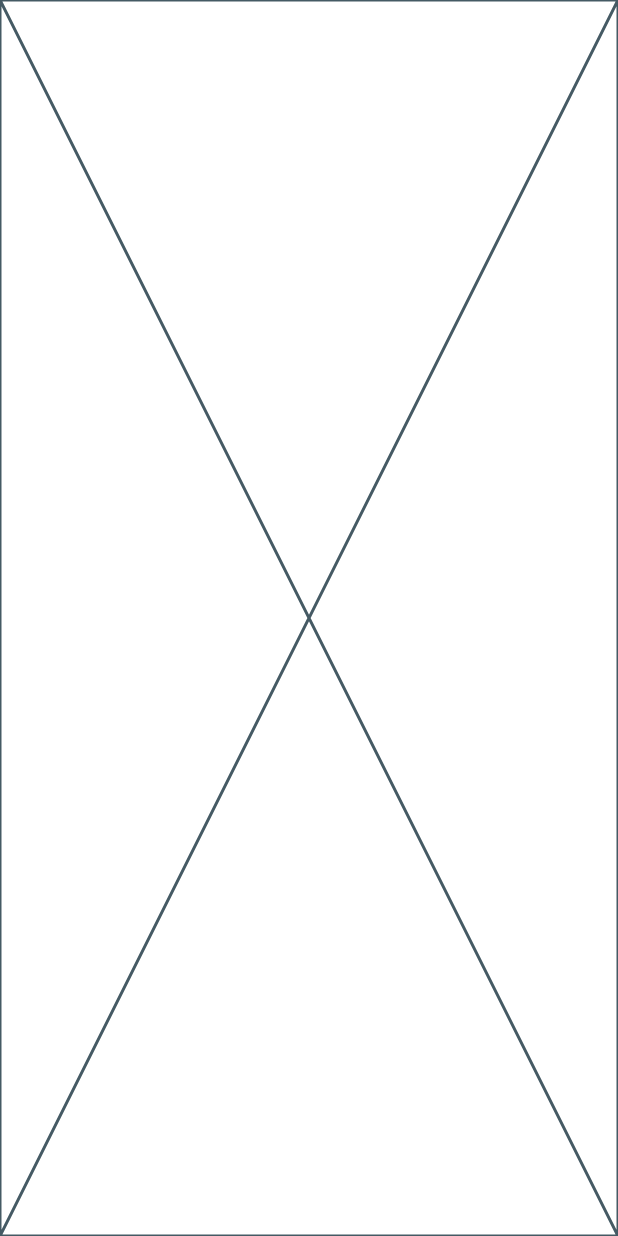
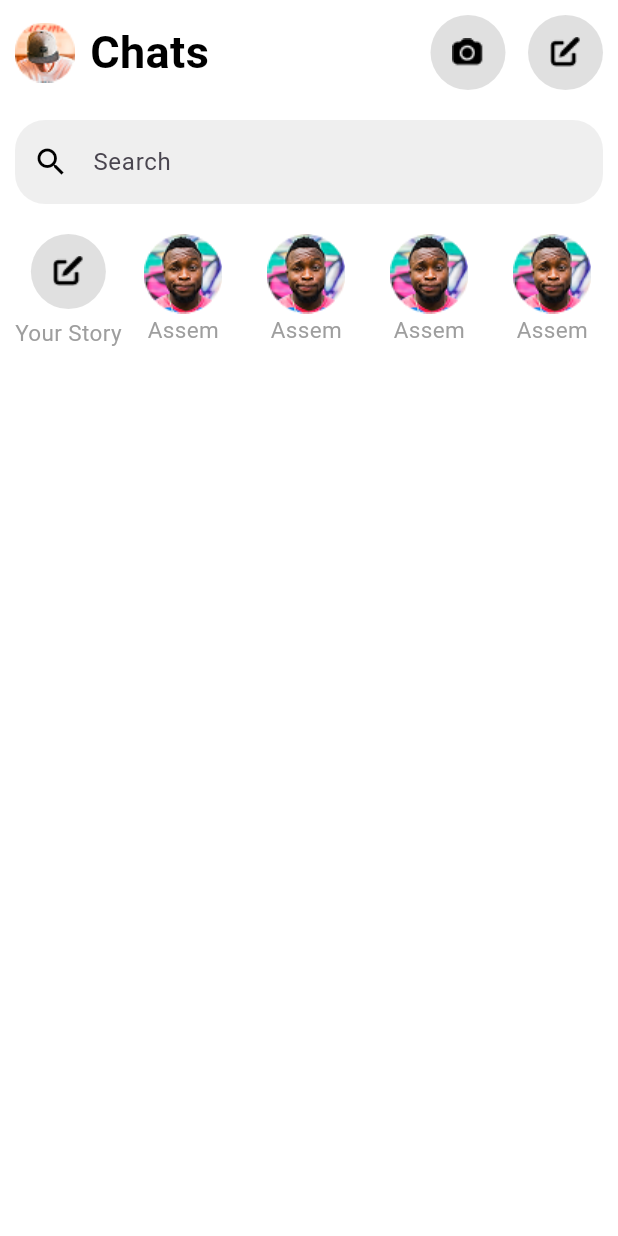
Before and after one commit to abdelhamiddsalah/messangerapp, a Flutter app: the screen it shows after launch, on a phone screen of 412 x 824 dp. Run offline on Flutter 3.47's test engine with Material 3 defaults, Android fonts, the phone set to English and light mode, and no system bars; our stand-ins replace bloc, equatable.

Commit message:
change in chats feature ui

```diff
--- a/lib/constants/images.dart
+++ b/lib/constants/images.dart
@@ -2,7 +2,19 @@
 class Assets {
   Assets._();
 
+  /// Assets for imagesCameraicon
+  /// assets/images/cameraicon.png
+  static const String imagesCameraicon = "assets/images/cameraicon.png";
+
   /// Assets for imagesOne
   /// assets/images/one.png
   static const String imagesOne = "assets/images/one.png";
+
+  /// Assets for imagesProfilepicture
+  /// assets/images/profilepicture.png
+  static const String imagesProfilepicture = "assets/images/profilepicture.png";
+
+  /// Assets for imagesWriteicon
+  /// assets/images/writeicon.png
+  static const String imagesWriteicon = "assets/images/writeicon.png";
 }
--- /dev/null
+++ b/lib/core/styles/texts_styles.dart
@@ -0,0 +1,9 @@
+import 'package:flutter/material.dart';
+
+class TextsStyles {
+  static const titleStyle = TextStyle(
+    fontSize: 30,
+    fontWeight: FontWeight.bold,
+    color: Colors.black,
+  );
+}
--- a/lib/features/chats/presentation/widgets/chats_view_body.dart
+++ b/lib/features/chats/presentation/widgets/chats_view_body.dart
@@ -1,10 +1,29 @@
 import 'package:flutter/material.dart';
+import 'package:messangerapp/features/chats/presentation/widgets/custom_appbar.dart';
+import 'package:messangerapp/features/chats/presentation/widgets/horizentol_listview_inchats.dart';
+import 'package:messangerapp/features/chats/presentation/widgets/textformfield_search.dart';
 
 class ChatsViewBody extends StatelessWidget {
   const ChatsViewBody({super.key});
 
   @override
   Widget build(BuildContext context) {
-    return const Placeholder();
+    return const Scaffold(
+      backgroundColor: Colors.white,
+      body: SafeArea(
+        child: Padding(
+          padding: EdgeInsets.symmetric(horizontal: 10, vertical: 10),
+          child: Column(
+            children: [
+              CustomAppbar(),
+              SizedBox(height: 20),
+              TextformfieldSearch(),
+              SizedBox(height: 20),
+              HorizentolListviewInChats(),
+            ],
+          ),
+        ),
+      ),
+    );
   }
 }
--- /dev/null
+++ b/lib/features/chats/presentation/widgets/custom_appbar.dart
@@ -0,0 +1,55 @@
+import 'package:flutter/material.dart';
+import 'package:messangerapp/constants/images.dart';
+import 'package:messangerapp/core/styles/texts_styles.dart';
+
+class CustomAppbar extends StatelessWidget {
+  const CustomAppbar({
+    super.key,
+  });
+
+  @override
+  Widget build(BuildContext context) {
+    return Row(
+      children: [
+        Image.asset(Assets.imagesProfilepicture),
+        const SizedBox(width: 10),
+        const Text('Chats', style: TextsStyles.titleStyle),
+         const Spacer(),
+    Row(
+      children: [
+        Container(
+          width: 50,
+          height: 50,
+          decoration: BoxDecoration(
+            color: Color(0xff666666).withOpacity(0.2),
+            borderRadius: BorderRadius.circular(25),
+          ),
+          child: Image.asset(Assets.imagesCameraicon),
+        ),
+        const SizedBox(width: 15),
+          CustomContainerIcons()
+      ],
+    ),
+      ],
+    );
+  }
+}
+
+class CustomContainerIcons extends StatelessWidget {
+  const CustomContainerIcons({
+    super.key,
+  });
+
+  @override
+  Widget build(BuildContext context) {
+    return Container(
+    width: 50,
+    height: 50,
+    decoration: BoxDecoration(
+      color: Color(0xff666666).withOpacity(0.2),
+      borderRadius: BorderRadius.circular(25),
+    ),
+    child: Image.asset(Assets.imagesWriteicon),
+                      );
+  }
+}
--- /dev/null
+++ b/lib/features/chats/presentation/widgets/horizentol_listview_inchats.dart
@@ -0,0 +1,66 @@
+import 'package:flutter/material.dart';
+import 'package:messangerapp/constants/images.dart';
+import 'package:messangerapp/core/styles/texts_styles.dart';
+
+class HorizentolListviewInChats extends StatelessWidget {
+  const HorizentolListviewInChats({
+    super.key,
+  });
+
+  @override
+  Widget build(BuildContext context) {
+    return SizedBox(
+      height: 100,
+      child: Row(
+        children: [
+          Column(
+            children: [
+              Container(
+    width: 50,
+    height: 50,
+    decoration: BoxDecoration(
+              color: Color(0xff666666).withOpacity(0.2),
+              borderRadius: BorderRadius.circular(25),
+    ),
+    child: Image.asset(Assets.imagesWriteicon),
+                ),
+              const SizedBox(height: 5),
+               Text(
+          'Your Story',
+          style: TextsStyles.titleStyle.copyWith(
+            fontSize: 15,
+            fontWeight: FontWeight.w400,
+            color: Colors.grey,
+          ),
+        ),
+            ],
+          ),
+          Expanded( // حل المشكلة هنا
+            child: ListView.builder(
+              scrollDirection: Axis.horizontal,
+              itemBuilder: (_, index) {
+                return Padding(
+    padding: const EdgeInsets.symmetric(horizontal: 15),
+    child: Column(
+      children: [
+        Image.asset(Assets.imagesOne),
+        Text(
+          'Assem',
+          style: TextsStyles.titleStyle.copyWith(
+            fontSize: 15,
+            fontWeight: FontWeight.w400,
+            color: Colors.grey,
+          ),
+        ),
+      ],
+    ),
+                );
+              },
+              itemCount: 20,
+            ),
+          ),
+        ],
+      ),
+    );
+  }
+}
--- /dev/null
+++ b/lib/features/chats/presentation/widgets/textformfield_search.dart
@@ -0,0 +1,22 @@
+import 'package:flutter/material.dart';
+
+class TextformfieldSearch extends StatelessWidget {
+  const TextformfieldSearch({
+    super.key,
+  });
+
+  @override
+  Widget build(BuildContext context) {
+    return TextFormField(
+      decoration: InputDecoration(
+        filled: true,
+        fillColor: Color(0xff666666).withOpacity(0.1),
+        border: OutlineInputBorder(
+          borderRadius: BorderRadius.circular(20),
+          borderSide: BorderSide.none,
+        ),
+        prefixIcon: Icon(Icons.search, color: Colors.black),
+        hintText: 'Search',
+    ));
+  }
+}
--- a/lib/main.dart
+++ b/lib/main.dart
@@ -13,6 +13,7 @@ class MyApp extends StatelessWidget {
   Widget build(BuildContext context) {
     return const MaterialApp(
       title: 'Messenger App',
+      debugShowCheckedModeBanner: false,
       home:  ChatsView(),
     );
   }
```
Also changed, not shown: assets/images/cameraicon.png (added), assets/images/profilepicture.png (added), assets/images/writeicon.png (added), constants/images.dart (deleted).
